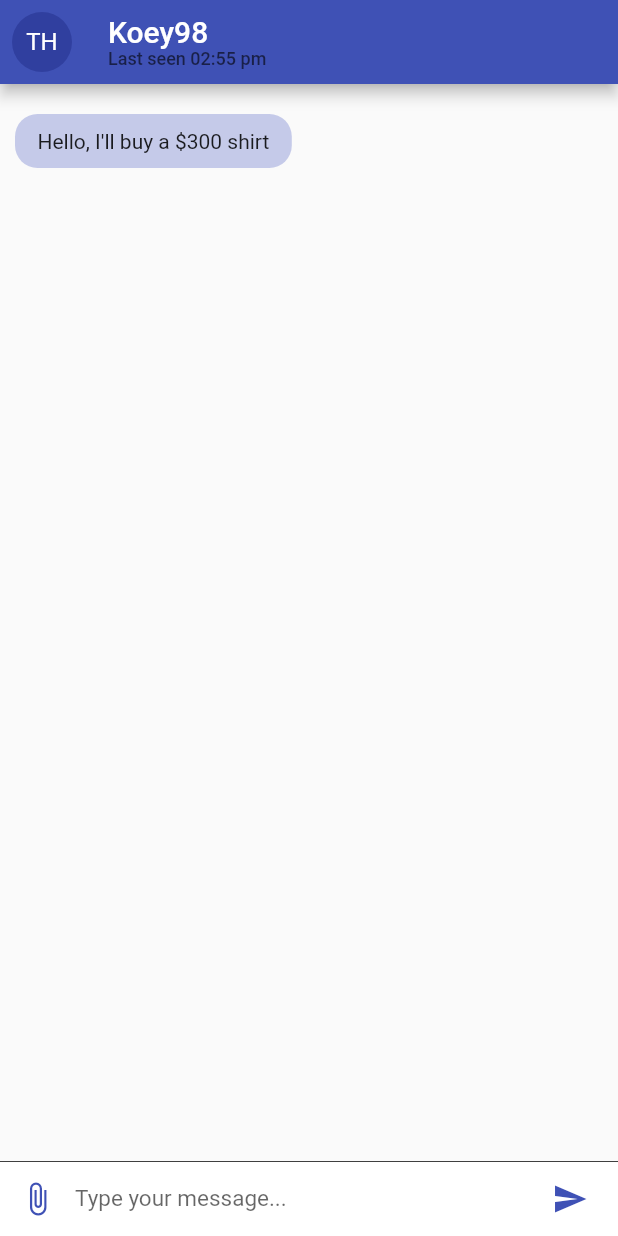
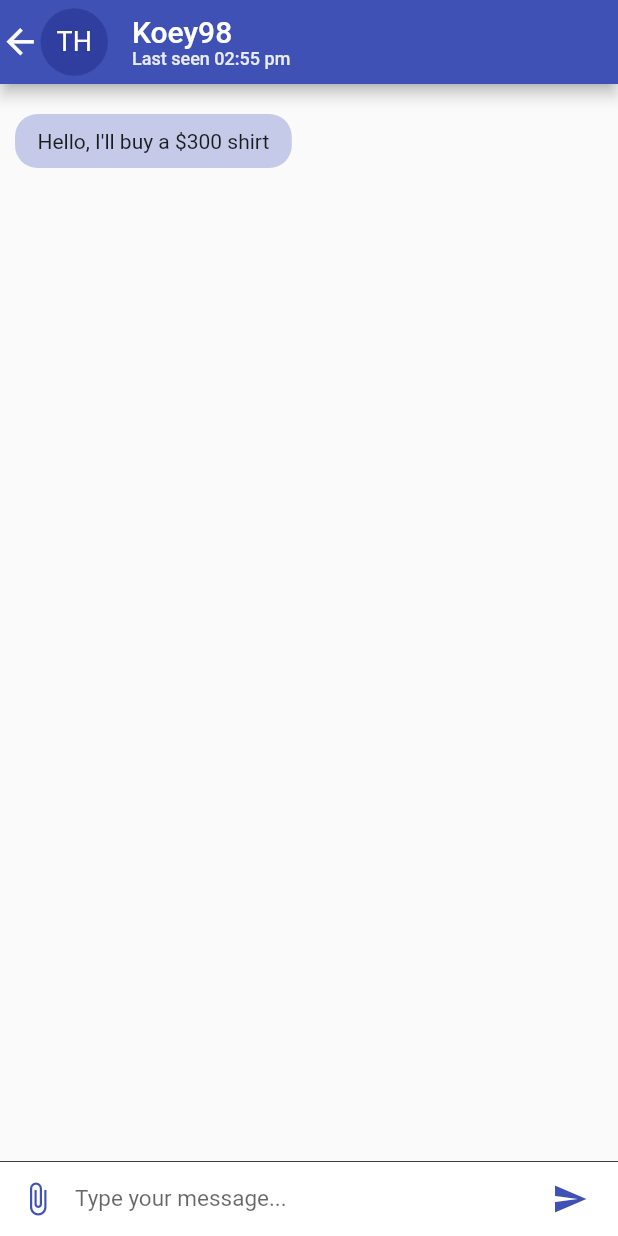
Before and after one commit to cameronsuen/crowdbuy, a Flutter app: the ChatPage screen opened directly, on a phone screen of 412 x 824 dp. Run offline on Flutter 3.47's test engine with Material 2 defaults, Android fonts, the light colour scheme and no system bars; missing offline and left inert: duration.

Commit message:
Fixed chat header styling issues

```diff
--- a/lib/chat.dart
+++ b/lib/chat.dart
@@ -28,20 +28,25 @@ class Chat extends State<ChatPage> {
                 "Last seen 02:55 pm",
                 style: TextStyle(
                   fontSize: 12,
-                  color: Theme.of(context).hintColor,
+                  color: Theme.of(context).secondaryHeaderColor,
                 ),
               ),
             ],
             crossAxisAlignment: CrossAxisAlignment.start,
           ),
-          leading: const FittedBox(
-            fit: BoxFit.cover,
-            child: Padding(
-                padding: EdgeInsets.all(8),
-                child: CircleAvatar(
-                  child: Text('TH'),
-                )),
-          ),
+          leadingWidth: 72,
+          leading: FittedBox(
+              fit: BoxFit.cover,
+              child: Row(
+                children: const <Widget>[
+                  Icon(Icons.arrow_back),
+                  Padding(
+                      padding: EdgeInsets.fromLTRB(0, 8, 0, 8),
+                      child: CircleAvatar(
+                        child: Text('TH'),
+                      )),
+                ],
+              )),
         ),
         body: Stack(children: <Widget>[
           Column(
```
